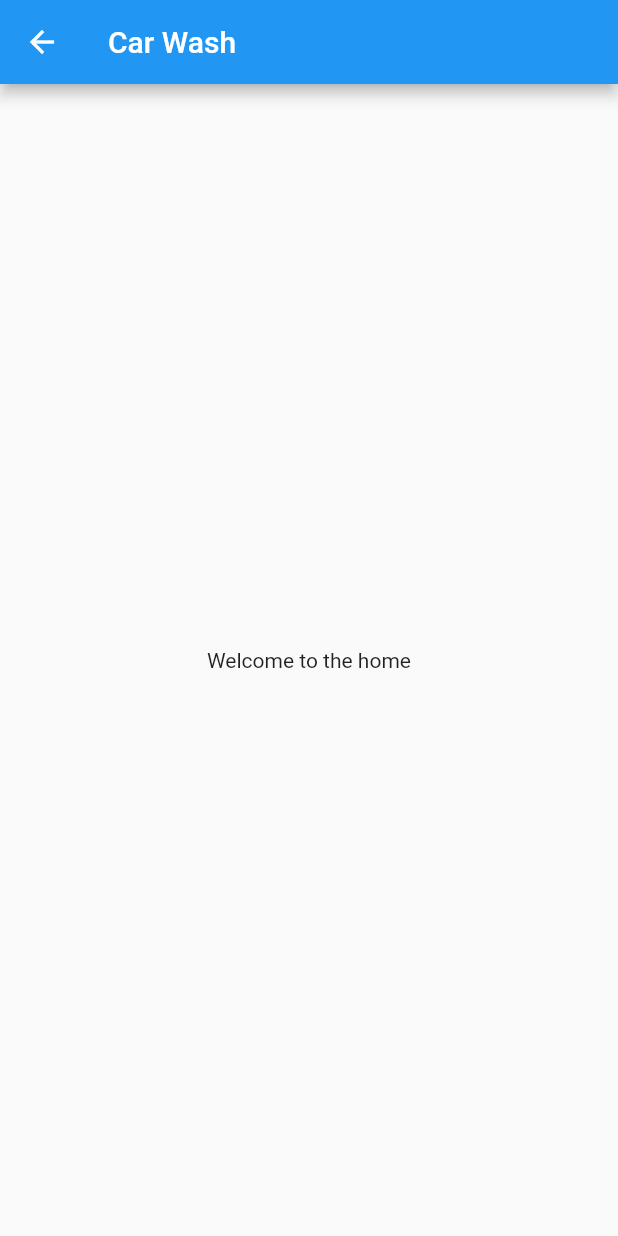
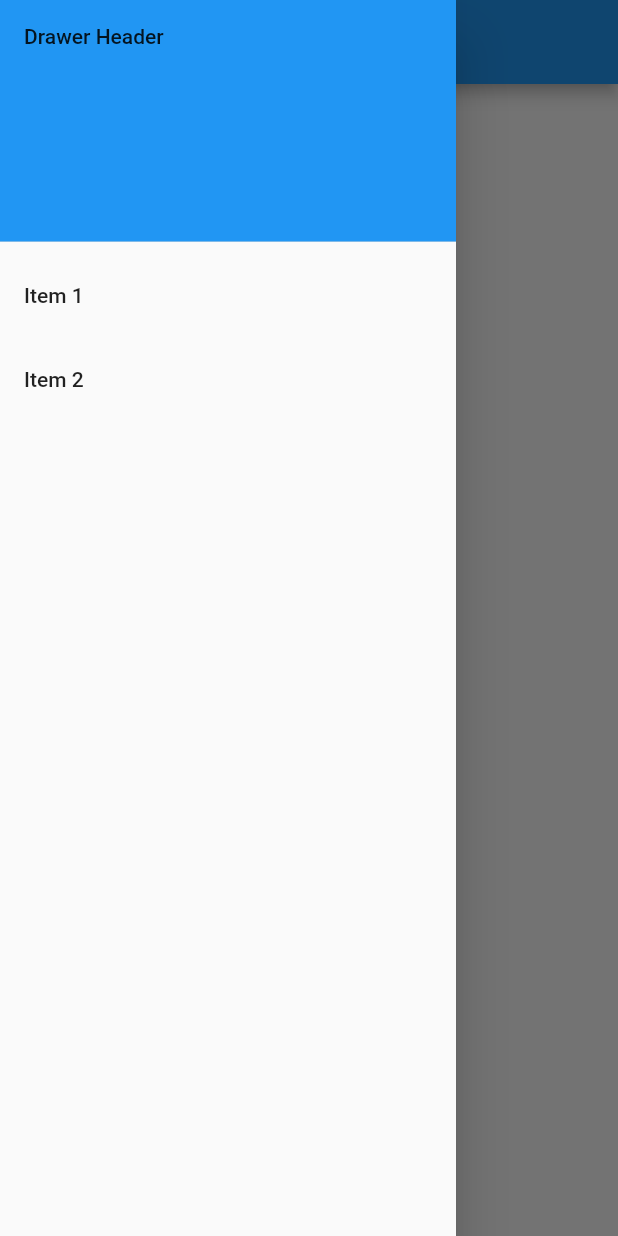
Before and after one commit to JNSantiago/car_wash_flutter, a Flutter app: the HomeScreen screen opened by its route, with the side drawer open (before the commit the screen has no drawer), on a phone screen of 412 x 824 dp. Run offline on Flutter 3.47's test engine with Material 2 defaults, Android fonts, the phone set to English and light mode, and no system bars; our stand-ins replace shared_preferences; accounts and stored records are empty.

Commit message:
adicionando drawer

```diff
--- a/lib/screens/home_screen.dart
+++ b/lib/screens/home_screen.dart
@@ -17,6 +17,27 @@ class _HomeScreenState extends State<HomeScreen> {
       body: Center(
         child: Text('Welcome to the home'),
       ),
+      drawer: Drawer(
+        child: ListView(
+          padding: EdgeInsets.zero,
+          children: <Widget>[
+            DrawerHeader(
+              child: Text('Drawer Header'),
+              decoration: BoxDecoration(
+                color: Colors.blue
+              ),
+            ),
+            ListTile(
+              title: Text('Item 1'),
+              onTap: () {},
+            ),
+            ListTile(
+              title: Text('Item 2'),
+              onTap: () {},
+            )
+          ],
+        ),
+      ),
     );
   }
 }
```
